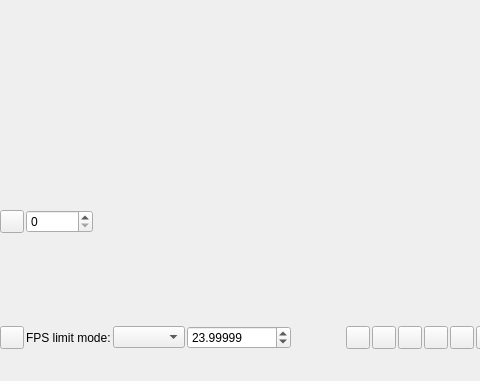
Before: the Qt Designer form preview/preview_dialog.ui in Selur/vsViewer, drawn with Qt 5; both pictures show x 0 to 480 and y 0 to 381 of the 933 by 652 pixel window.
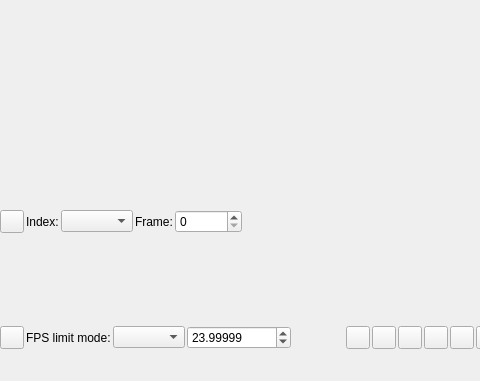
After: the same form once the commit is applied. Custom widgets are drawn as their Qt base class.

```diff
--- a/preview/preview_dialog.ui
+++ b/preview/preview_dialog.ui
@@ -66,6 +66,30 @@
         </property>
        </widget>
       </item>
+      <item>
+       <widget class="QLabel" name="outputIndexLabel">
+        <property name="text">
+         <string>Index:</string>
+        </property>
+       </widget>
+      </item>
+      <item>
+       <widget class="QComboBox" name="outputIndexComboBox">
+        <property name="sizePolicy">
+         <sizepolicy hsizetype="Minimum" vsizetype="Fixed">
+          <horstretch>0</horstretch>
+          <verstretch>0</verstretch>
+         </sizepolicy>
+        </property>
+       </widget>
+      </item>
+      <item>
+       <widget class="QLabel" name="frameLabel">
+        <property name="text">
+         <string>Frame:</string>
+        </property>
+       </widget>
+      </item>
       <item>
        <widget class="QSpinBox" name="frameNumberSpinBox">
         <property name="sizePolicy">
@@ -656,6 +680,12 @@
    <header>common-src/timeline_slider/timeline_slider.h</header>
    <container>1</container>
   </customwidget>
+  <customwidget>
+   <class>ZoomRatioSpinBox</class>
+   <extends>QDoubleSpinBox</extends>
+   <header>preview/zoom_ratio_spinbox.h</header>
+   <container>1</container>
+  </customwidget>
  </customwidgets>
  <resources/>
  <connections/>
```
Left out of the diff: 29 changed lines with no effect on the pictures.
